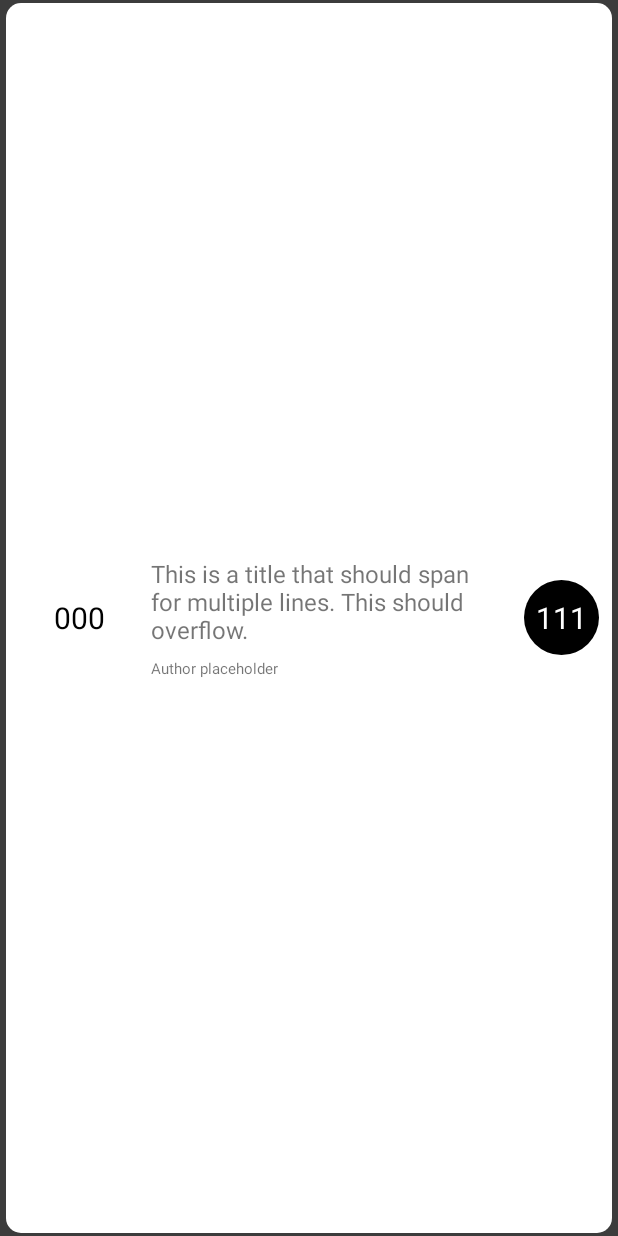
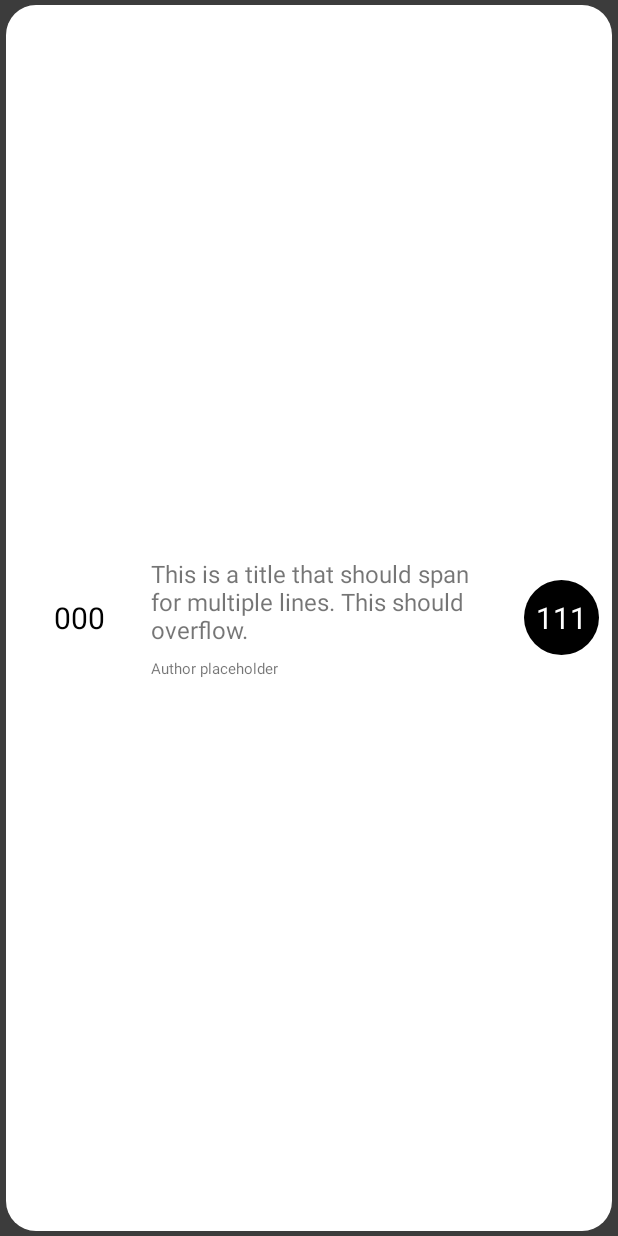
Before and after one commit to ehtd/HackerNews, an Android app: the layout list_row_view.xml on its own in the app's theme, with its tools: preview values and no code run, on a phone screen of 412 x 824 dp. Run offline under Robolectric (Android 15) with nearby library versions, the light colour scheme and no system bars.

Commit message:
Improve Android Rows UI

```diff
--- a/Android/Hackyto/app/src/main/java/io/ernesto/hackyto/ListAdapter.java
+++ b/Android/Hackyto/app/src/main/java/io/ernesto/hackyto/ListAdapter.java
@@ -75,7 +75,7 @@ public class ListAdapter extends BaseAdapter {
 
         Story story = dataSource[i];
 
-        holder.numberTextView.setText((new Integer(i)).toString());
+        holder.numberTextView.setText((new Integer(i + 1)).toString());
         holder.titleTextView.setText(story.getTitle());
         holder.commentsTextView.setText("0");
         holder.authorTextView.setText("Author");
@@ -86,6 +86,7 @@ public class ListAdapter extends BaseAdapter {
 
         holder.authorTextView.setTextColor(color);
         holder.numberTextView.setTextColor(color);
+
         return view;
     }
 }
--- a/Android/Hackyto/app/src/main/res/drawable/rounded_row.xml
+++ b/Android/Hackyto/app/src/main/res/drawable/rounded_row.xml
@@ -8,8 +8,8 @@
         android:bottom="1dp"/>
 
     <corners
-        android:bottomRightRadius="10dp"
-        android:bottomLeftRadius="10dp"
-        android:topLeftRadius="10dp"
-        android:topRightRadius="10dp"/>
+        android:bottomRightRadius="20dp"
+        android:bottomLeftRadius="20dp"
+        android:topLeftRadius="20dp"
+        android:topRightRadius="20dp"/>
 </shape>
--- a/Android/Hackyto/app/src/main/res/layout/list_row_view.xml
+++ b/Android/Hackyto/app/src/main/res/layout/list_row_view.xml
@@ -3,8 +3,8 @@
     android:layout_height="fill_parent"
     android:orientation="horizontal"
     android:background="@color/darkGrayColor"
-    android:paddingTop="2dp"
-    android:paddingBottom="2dp">
+    android:paddingTop="3dp"
+    android:paddingBottom="3dp">
 
     <LinearLayout xmlns:android="http://schemas.android.com/apk/res/android"
         android:layout_width="fill_parent"
@@ -24,7 +24,6 @@
             android:layout_gravity="center"
             android:layout_marginEnd="8dp"
             android:layout_marginStart="8dp"
-            android:background="#FFFFFF"
             android:textColor="#000000"
             android:textSize="20dp"/>
 
```
